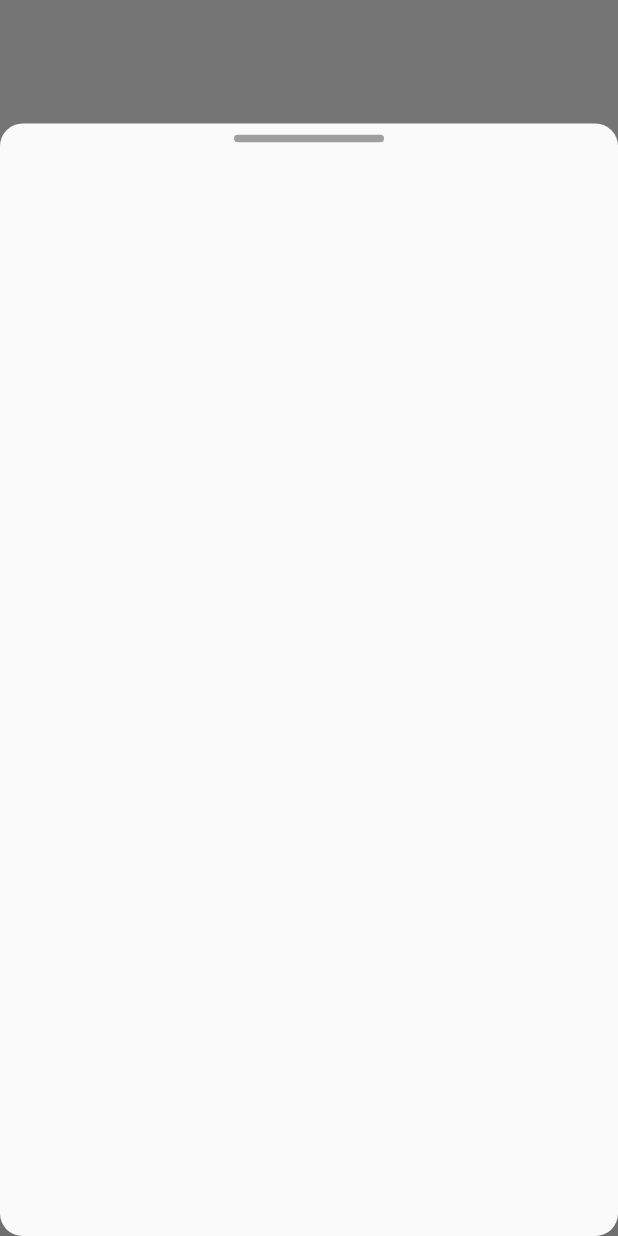
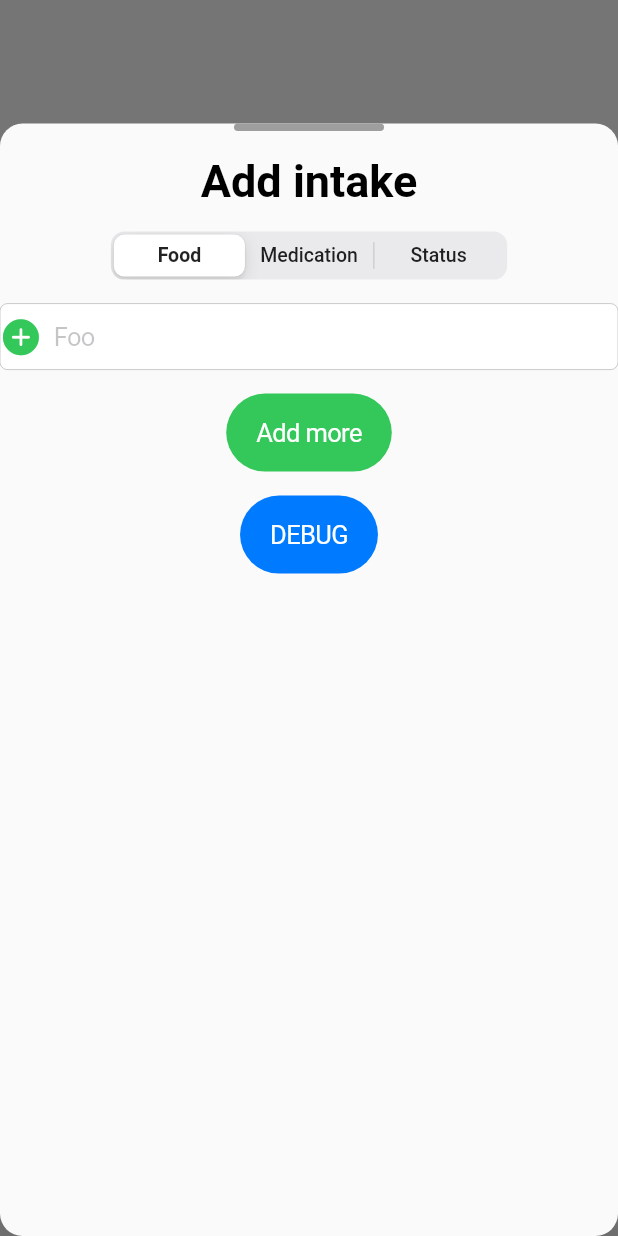
Before and after one commit to zeletrik/pet-feeding-helper, a Flutter app: the screen it shows after launch, scrolled down 576 dp, after a tap on the "add" icon, on a phone screen of 412 x 824 dp. Run offline on Flutter 3.47's test engine with Material 2 defaults, Android fonts, the phone set to English and light mode, and no system bars; our stand-ins replace shared_preferences; missing offline and left inert: cupertino_rounded_corners.

Commit message:
Dynamic widget creation added to bottom sheet

```diff
--- a/lib/main.dart
+++ b/lib/main.dart
@@ -1,4 +1,8 @@
 import 'package:flutter/material.dart';
+import 'package:intl/date_symbol_data_local.dart';
+import 'package:intl/intl.dart';
+import 'package:intl/intl_standalone.dart';
+
 import 'parent_widget.dart';
 import 'themes.dart';
 
@@ -8,6 +12,9 @@ class PetFeederApp extends StatelessWidget {
   // This widget is the root of your application.
   @override
   Widget build(BuildContext context) {
+    findSystemLocale();
+    initializeDateFormatting(Intl.systemLocale, null);
+
     return MaterialApp(
       title: 'Pet feeder helper',
       theme: setLightTheme,
--- /dev/null
+++ b/lib/widgets/common/add_bottom_sheet.dart
@@ -0,0 +1,140 @@
+import 'dart:developer';
+
+import 'package:flutter/cupertino.dart';
+import 'package:flutter/material.dart';
+
+// ignore: must_be_immutable
+class AddIntakeBottomSheet extends StatefulWidget {
+  @override
+  _AddIntakeBottomSheetState createState() => _AddIntakeBottomSheetState();
+}
+
+class _AddIntakeBottomSheetState extends State<AddIntakeBottomSheet> {
+  final List<TextEditingController> controllers = List();
+
+  List<String> food = List();
+  List<String> medication = List();
+
+  List<Widget> elements = List();
+
+  _AddIntakeBottomSheetState() {
+    elements.add(IntakeWidget());
+  }
+
+  @override
+  Widget build(BuildContext context) {
+    return ListView(physics: ScrollPhysics(), children: [
+      Align(
+        alignment: Alignment(0.0, -0.90),
+        child: Container(
+          height: 5,
+          width: 100,
+          decoration: BoxDecoration(
+            color: Colors.grey,
+            borderRadius: BorderRadius.circular(15.0),
+          ),
+        ),
+      ),
+      Padding(padding: EdgeInsets.fromLTRB(0, 0, 0, 16)),
+      Container(
+        width: MediaQuery.of(context).size.width * 0.9,
+        child: Column(
+          children: [
+                Text('Add intake',
+                    style: Theme.of(context).textTheme.headline1),
+                Padding(padding: EdgeInsets.fromLTRB(0, 0, 0, 16)),
+              ] +
+              elements +
+              [
+                CupertinoButton(
+                    color: CupertinoColors.activeGreen,
+                    borderRadius: new BorderRadius.circular(30.0),
+                    child: new Text(
+                      "Add more",
+                      textAlign: TextAlign.center,
+                      style: new TextStyle(color: Colors.white),
+                    ),
+                    onPressed: () {
+                      addNewField();
+                    }),
+                Padding(padding: EdgeInsets.fromLTRB(0, 0, 0, 16)),
+                CupertinoButton(
+                    color: CupertinoColors.systemBlue,
+                    borderRadius: new BorderRadius.circular(30.0),
+                    child: new Text(
+                      "DEBUG",
+                      textAlign: TextAlign.center,
+                      style: new TextStyle(color: Colors.white),
+                    ),
+                    onPressed: () {
+                      log('on pressed');
+                      submitData();
+                      food.forEach((element) {
+                        log('Text value: $element');
+                      });
+                      medication.forEach((element) {
+                        log('segmentControl value: $element');
+                      });
+                    })
+              ],
+        ),
+      )
+    ]);
+  }
+
+  void addNewField() {
+    elements.add(IntakeWidget());
+    setState(() {});
+  }
+
+  submitData() {
+    food = [];
+    medication = [];
+    elements.forEach(
+        (widget) => food.add((widget as IntakeWidget).controller.text));
+    elements.forEach((widget) =>
+        medication.add((widget as IntakeWidget).segmentControl.toString()));
+    setState(() {});
+  }
+}
+
+// ignore: must_be_immutable
+class IntakeWidget extends StatelessWidget {
+  final TextEditingController controller = TextEditingController();
+  int segmentControl = 0;
+
+  IntakeWidget();
+
+  @override
+  Widget build(BuildContext context) {
+    return Column(
+      children: [
+        CupertinoSlidingSegmentedControl(
+            groupValue: segmentControl,
+            children: const <int, Widget>{
+              0: Text('Food'),
+              1: Text('Medication'),
+              2: Text('Status')
+            },
+            onValueChanged: (i) {
+              segmentControl = i;
+              log('Value changed $i');
+            }),
+        Padding(padding: EdgeInsets.fromLTRB(0, 0, 0, 16)),
+        CupertinoTextField(
+            controller: controller,
+            prefix: Icon(
+              CupertinoIcons.add_circled_solid,
+              color: CupertinoColors.activeGreen,
+              size: 28,
+            ),
+            padding: EdgeInsets.symmetric(horizontal: 8, vertical: 12),
+            clearButtonMode: OverlayVisibilityMode.editing,
+            keyboardType: TextInputType.emailAddress,
+            autocorrect: false,
+            placeholder: 'Foo'),
+        Padding(padding: EdgeInsets.fromLTRB(0, 0, 0, 16))
+      ],
+    );
+  }
+}
--- a/lib/widgets/home_widget.dart
+++ b/lib/widgets/home_widget.dart
@@ -1,3 +1,5 @@
+import 'dart:developer';
+
 import 'package:cupertino_rounded_corners/cupertino_rounded_corners.dart';
 import 'package:flutter/cupertino.dart';
 import 'package:flutter/material.dart';
@@ -5,11 +7,12 @@ import 'package:petfeeder/domain/CardDetail.dart';
 import 'package:petfeeder/domain/RingDetail.dart';
 import 'package:petfeeder/widgets/common/rings.dart';
 
+import 'common/add_bottom_sheet.dart';
 import 'common/item_card.dart';
 
 class HomeWidget extends StatelessWidget {
   final Color color;
-  final String title = 'Feeding';
+  final String title = 'Today';
 
   HomeWidget(this.color);
 
@@ -37,7 +40,6 @@ class HomeWidget extends StatelessWidget {
                       borderRadius: BorderRadius.circular(50),
                     ),
                   ),
-                  // Icon(Icons.pets, color: Theme.of(context).textTheme.headline1.color),
                   onPressed: () {
                     showCupertinoModalPopup(
                         context: context,
@@ -48,13 +50,15 @@ class HomeWidget extends StatelessWidget {
                             CupertinoActionSheetAction(
                               child: const Text('Pet #1'),
                               onPressed: () {
+                                switchPet('Pet1');
                                 Navigator.pop(context, 'Pet1');
                               },
                             ),
                             CupertinoActionSheetAction(
                               child: const Text('Pet #2'),
                               onPressed: () {
-                                    Navigator.pop(context, 'pet2');
+                                switchPet('Pet2');
+                                Navigator.pop(context, 'Pet2');
                               },
                             )
                           ],
@@ -135,20 +139,9 @@ class HomeWidget extends StatelessWidget {
                             .size
                             .height * 0.9,
                         color: Colors.transparent,
-                      //could change this to Color(0xFF737373),
-                      //so you don't have to change MaterialApp canvasColor
-                      child: Align(
-                        alignment: Alignment(0.0, -0.98),
-                        child: Container(
-                          height: 5,
-                          width: 100,
-                          decoration: BoxDecoration(
-                            color: Colors.grey,
-                            borderRadius: BorderRadius.circular(15.0),
-                          ),
-                        ),
-                      ),
-                    ));
+                        child: AddIntakeBottomSheet()
+                    )
+            );
           },
         ),
       );
@@ -172,4 +165,8 @@ class HomeWidget extends StatelessWidget {
     }
     return listItems;
   }
+
+  void switchPet(String name) {
+    log('Switch to pet ${name}');
   }
+}
--- a/pubspec.yaml
+++ b/pubspec.yaml
@@ -19,6 +19,7 @@ environment:
 dependencies:
   shared_preferences: ^0.5.12
   cupertino_rounded_corners: ^1.0.3
+  intl: ^0.16.1
   flutter:
     sdk: flutter
 
```
Also changed, not shown: lib/day_builder.dart (added, +47 -0 lines), lib/domain/DayWrapper.dart (added, +8 -0 lines), lib/widgets/history_widget.dart (+30 -47 lines). Lines whose indentation alone changed are shown as unchanged.
